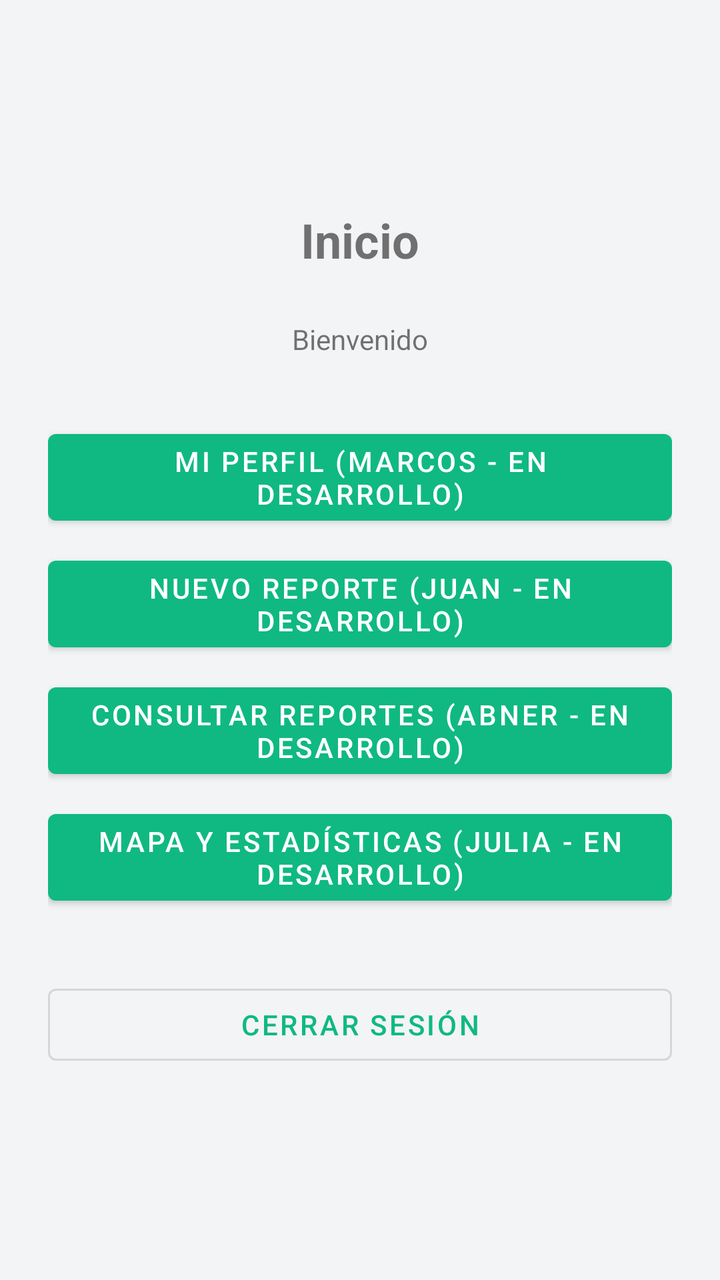
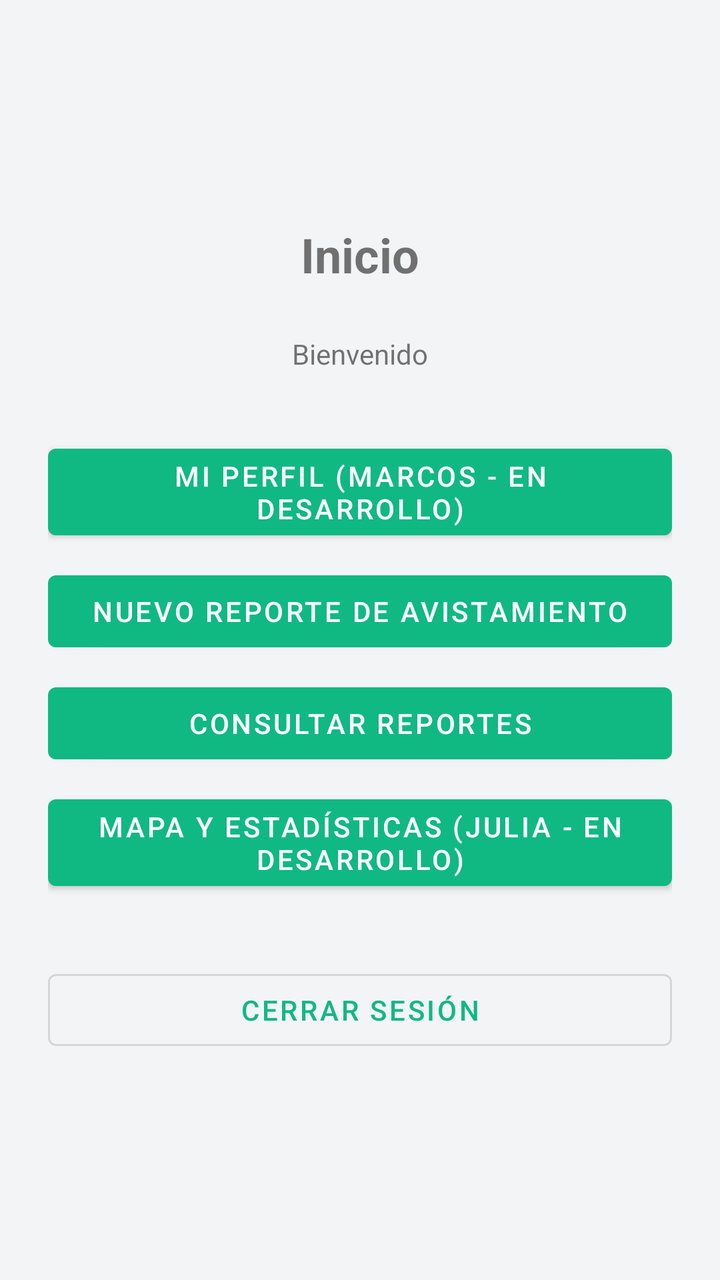

Two renders of the same Android screen: before a commit and after it. Below are the layout's source before the change and the commit's diff.
<!-- AndroidManifest.xml: application theme Theme.HelpMe -->
<!-- res/layout/fragment_home.xml -->
<?xml version="1.0" encoding="utf-8"?>
<LinearLayout xmlns:android="http://schemas.android.com/apk/res/android"
    android:layout_width="match_parent"
    android:layout_height="match_parent"
    android:orientation="vertical"
    android:padding="24dp"
    android:gravity="center">

    <TextView
        android:layout_width="wrap_content"
        android:layout_height="wrap_content"
        android:text="Inicio"
        android:textSize="24sp"
        android:textStyle="bold"
        android:layout_marginBottom="24dp"/>

    <TextView
        android:id="@+id/tvWelcome"
        android:layout_width="wrap_content"
        android:layout_height="wrap_content"
        android:text="Bienvenido"
        android:layout_marginBottom="32dp"/>

    <Button
        android:id="@+id/btnProfile"
        android:layout_width="match_parent"
        android:layout_height="wrap_content"
        android:text="Mi Perfil (Marcos - En desarrollo)"
        android:layout_marginBottom="8dp"/>

    <Button
        android:id="@+id/btnNewReport"
        android:layout_width="match_parent"
        android:layout_height="wrap_content"
        android:text="Nuevo Reporte (Juan - En desarrollo)"
        android:layout_marginBottom="8dp"/>

    <Button
        android:id="@+id/btnListReports"
        android:layout_width="match_parent"
        android:layout_height="wrap_content"
        android:text="Consultar Reportes (Abner - En desarrollo)"
        android:layout_marginBottom="8dp"/>

    <Button
        android:id="@+id/btnMapStats"
        android:layout_width="match_parent"
        android:layout_height="wrap_content"
        android:text="Mapa y Estadísticas (Julia - En desarrollo)"
        android:layout_marginBottom="32dp"/>

    <Button
        android:id="@+id/btnLogout"
        style="@style/Widget.MaterialComponents.Button.OutlinedButton"
        android:layout_width="match_parent"
        android:layout_height="wrap_content"
        android:text="Cerrar Sesión" />

</LinearLayout>
<!-- resources referenced by this layout -->
<resources>
  <style name="Theme.HelpMe" parent="Base.Theme.HelpMe" />
  <style name="Base.Theme.HelpMe" parent="Theme.MaterialComponents.Light.NoActionBar">
          <item name="colorPrimary">@color/helpme_green</item>
          <item name="colorPrimaryVariant">@color/helpme_green_dark</item>
          <item name="colorOnPrimary">@color/white</item>
          <item name="android:windowBackground">@color/helpme_background</item>
          
          <item name="android:textColorPrimary">@color/helpme_text_primary</item>
          <item name="android:textColorSecondary">@color/helpme_text_secondary</item>
      </style>
  <color name="helpme_green">#10B981</color>
  <color name="helpme_green_dark">#059669</color>
  <color name="white">#FFFFFFFF</color>
  <color name="helpme_background">#F3F4F6</color>
  <color name="helpme_text_primary">#111827</color>
  <color name="helpme_text_secondary">#4B5563</color>
</resources>

<!-- the commit's change to res/layout/fragment_home.xml (unified diff, before → after) -->
@@ -9,7 +9,7 @@
     <TextView
         android:layout_width="wrap_content"
         android:layout_height="wrap_content"
-        android:text="Inicio"
+        android:text="@string/home_title"
         android:textSize="24sp"
         android:textStyle="bold"
         android:layout_marginBottom="24dp"/>
@@ -18,35 +18,35 @@
         android:id="@+id/tvWelcome"
         android:layout_width="wrap_content"
         android:layout_height="wrap_content"
-        android:text="Bienvenido"
+        android:text="@string/welcome"
         android:layout_marginBottom="32dp"/>
 
     <Button
         android:id="@+id/btnProfile"
         android:layout_width="match_parent"
         android:layout_height="wrap_content"
-        android:text="Mi Perfil (Marcos - En desarrollo)"
+        android:text="@string/profile_button"
         android:layout_marginBottom="8dp"/>
 
     <Button
         android:id="@+id/btnNewReport"
         android:layout_width="match_parent"
         android:layout_height="wrap_content"
-        android:text="Nuevo Reporte (Juan - En desarrollo)"
+        android:text="@string/new_report_button"
         android:layout_marginBottom="8dp"/>
 
     <Button
         android:id="@+id/btnListReports"
         android:layout_width="match_parent"
         android:layout_height="wrap_content"
-        android:text="Consultar Reportes (Abner - En desarrollo)"
+        android:text="@string/list_reports_button"
         android:layout_marginBottom="8dp"/>
 
     <Button
         android:id="@+id/btnMapStats"
         android:layout_width="match_parent"
         android:layout_height="wrap_content"
-        android:text="Mapa y Estadísticas (Julia - En desarrollo)"
+        android:text="@string/map_stats_button"
         android:layout_marginBottom="32dp"/>
 
     <Button
@@ -54,6 +54,6 @@
         style="@style/Widget.MaterialComponents.Button.OutlinedButton"
         android:layout_width="match_parent"
         android:layout_height="wrap_content"
-        android:text="Cerrar Sesión" />
+        android:text="@string/logout_button" />
 
 </LinearLayout>
<!-- resource entries referenced after the edit -->
@@ -1,5 +1,12 @@
 <!-- resources referenced by this layout -->
 <resources>
+  <string name="home_title">Inicio</string>
+  <string name="list_reports_button">Consultar reportes</string>
+  <string name="logout_button">Cerrar sesión</string>
+  <string name="map_stats_button">Mapa y estadísticas (Julia - En desarrollo)</string>
+  <string name="new_report_button">Nuevo reporte de avistamiento</string>
+  <string name="profile_button">Mi perfil (Marcos - En desarrollo)</string>
+  <string name="welcome">Bienvenido</string>
   <style name="Theme.HelpMe" parent="Base.Theme.HelpMe" />
   <style name="Base.Theme.HelpMe" parent="Theme.MaterialComponents.Light.NoActionBar">
           <item name="colorPrimary">@color/helpme_green</item>
